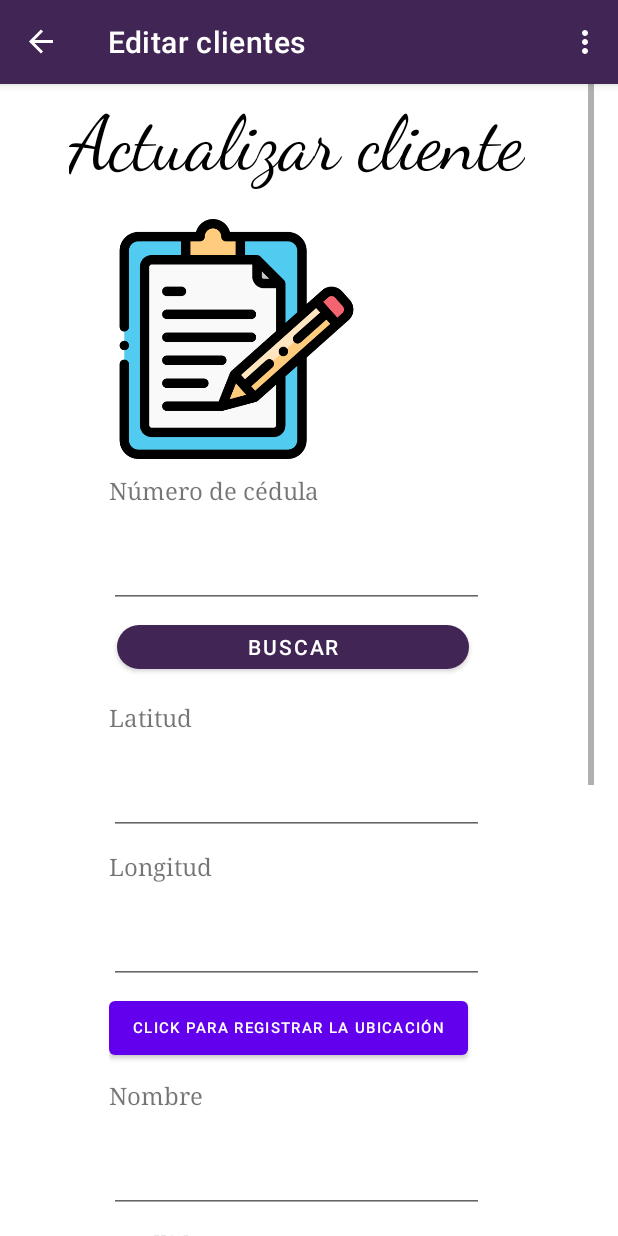
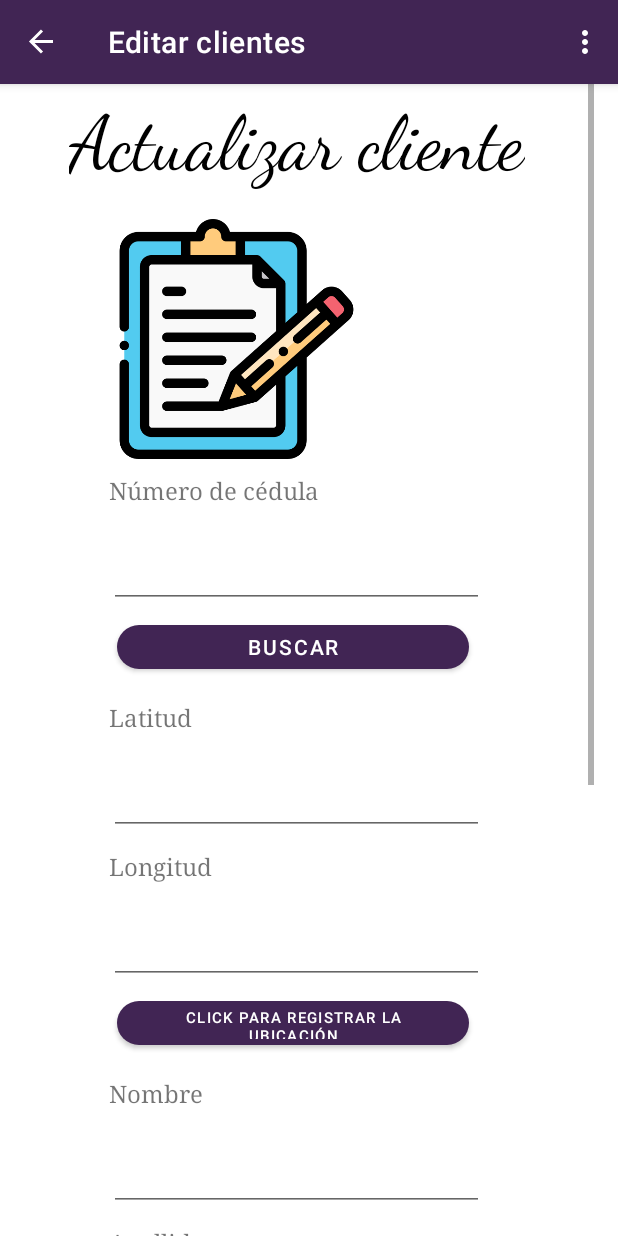
Before and after one commit to kgalarza95/littleboss_api, an Android app: the editar_cliente_fragment screen opened through its navigation route, on a phone screen of 412 x 824 dp. Run offline under Robolectric (Android 15) with nearby library versions, the phone set to English and light mode, and no system bars; our stand-ins replace Volley, navigation-ui.

Commit message:
Mapa Jenn

```diff
--- a/app/src/main/res/layout/fragment_editar_cliente.xml
+++ b/app/src/main/res/layout/fragment_editar_cliente.xml
@@ -117,9 +117,16 @@
 
                     <Button
                         android:id="@+id/btnUbicación"
-                        android:layout_width="wrap_content"
-                        android:layout_height="wrap_content"
+                        android:layout_width="match_parent"
+                        android:layout_height="41dp"
+                        android:layout_marginStart="5dp"
+                        android:layout_marginLeft="5dp"
                         android:layout_marginTop="5dp"
+                        android:layout_marginEnd="10dp"
+                        android:layout_marginRight="10dp"
+                        android:layout_marginBottom="5dp"
+                        app:backgroundTint="#412554"
+                        app:cornerRadius="15dp"
                         android:textSize="10dp"
                         android:text="Click para registrar la ubicación" />
 
```
